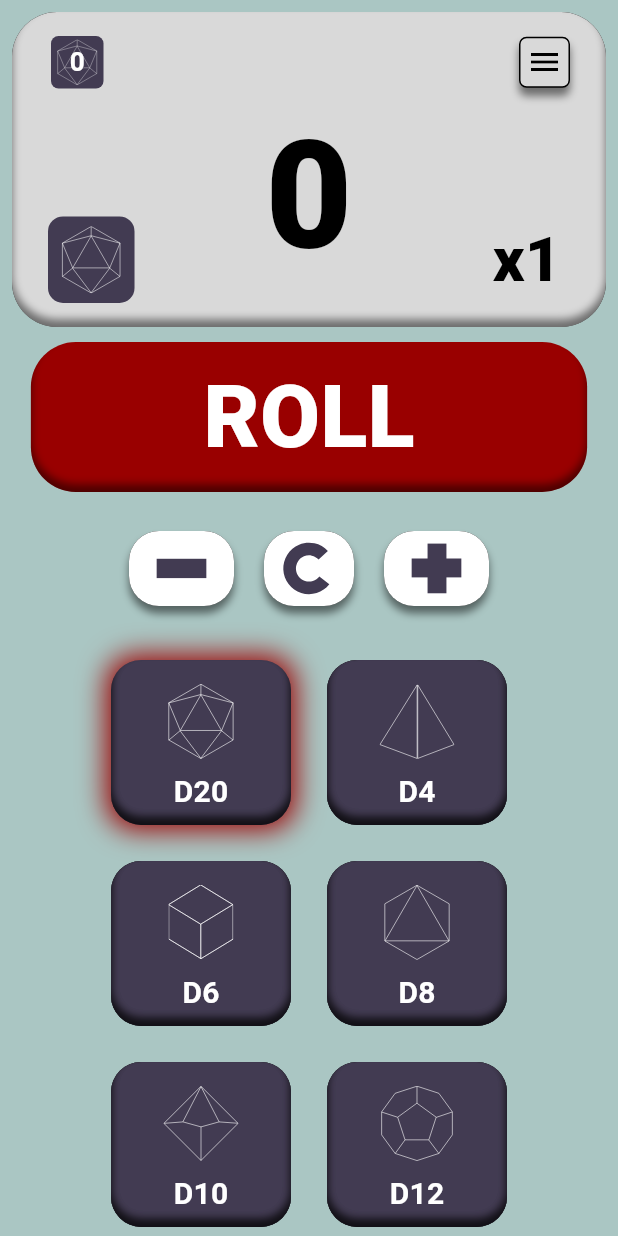
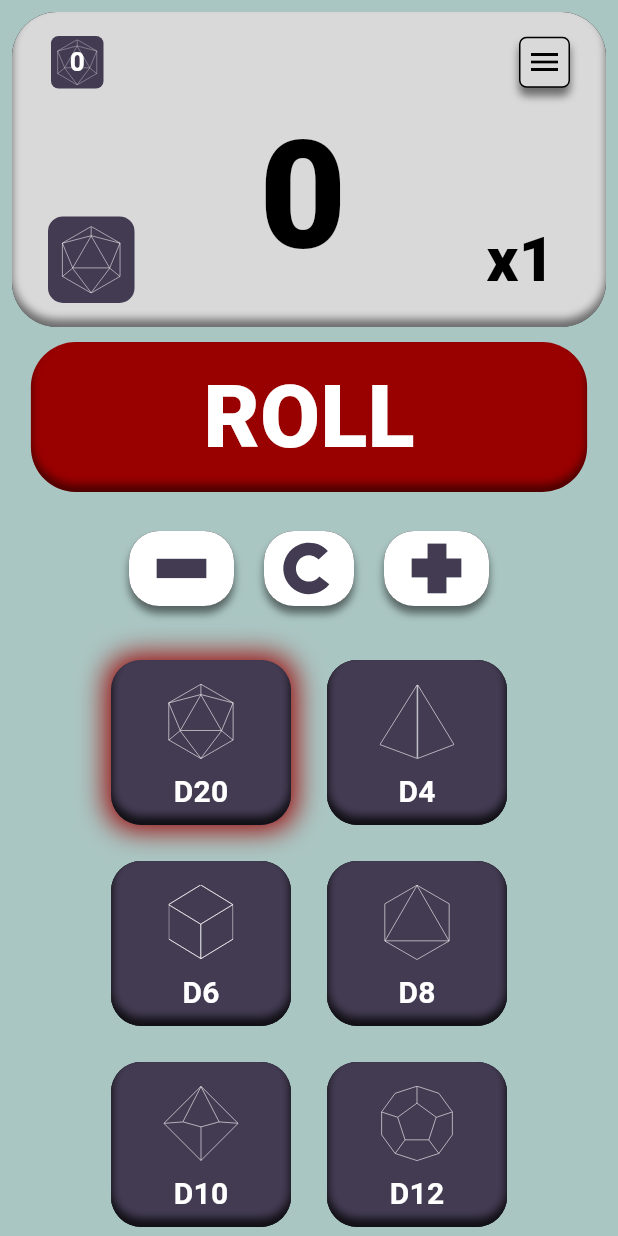
Before and after one commit to dompetriella/simple_roller, a Flutter app: the screen it shows after launch, on a phone screen of 412 x 824 dp. Run offline on Flutter 3.47's test engine with Material 2 defaults, Android fonts, the phone set to English and light mode, and no system bars; drawn by our look-alikes of flutter_animate, sticky_headers; our stand-ins replace flutter_inset_box_shadow, flutter_riverpod, flutter_svg, shared_preferences.

Commit message:
fix to tablet multiplier sizing 1.6.1

```diff
--- a/lib/components/display.dart
+++ b/lib/components/display.dart
@@ -37,7 +37,7 @@ class DisplayMultiplierTotal extends ConsumerWidget {
   @override
   Widget build(BuildContext context, WidgetRef ref) {
     return SizedBox(
-      width: screenHeight * 0.07,
+      width: screenHeight * 0.08,
       child: Center(
         child: Semantics(
           label: 'Number of Dice',
--- a/pubspec.yaml
+++ b/pubspec.yaml
@@ -15,7 +15,7 @@ publish_to: "none" # Remove this line if you wish to publish to pub.dev
 # In iOS, build-name is used as CFBundleShortVersionString while build-number used as CFBundleVersion.
 # Read more about iOS versioning at
 # https://developer.apple.com/library/archive/documentation/General/Reference/InfoPlistKeyReference/Articles/CoreFoundationKeys.html
-version: 1.6.0
+version: 1.6.1
 
 environment:
   sdk: ">=2.17.6 <3.0.0"
```
Also changed, not shown: 2 other files.
